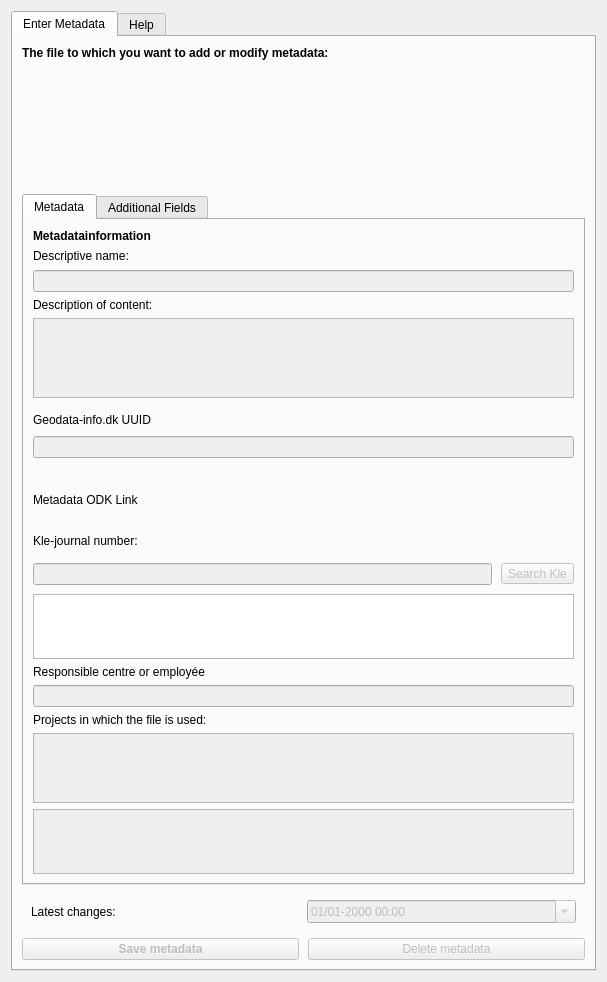
Qt form src/MetadataDbLinker/ui/dialog_metadata.ui (Septima/qgis-metadatafunctionality) before a commit.
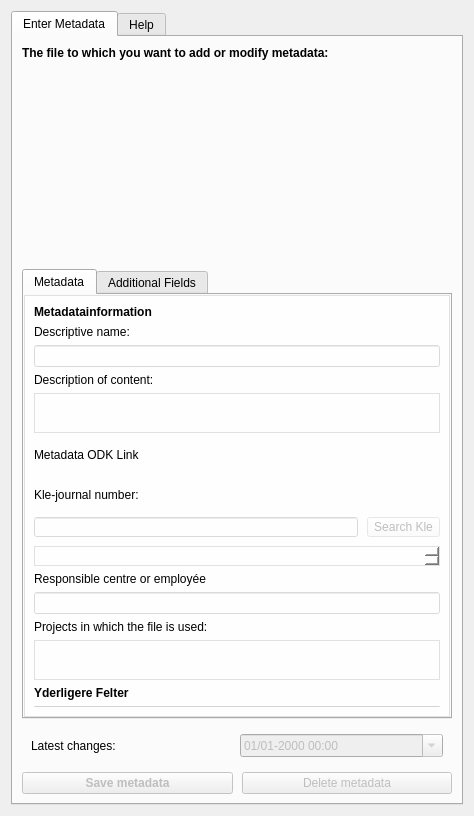
The same form after that commit.

Patch:
```diff
--- a/src/MetadataDbLinker/ui/dialog_metadata.ui
+++ b/src/MetadataDbLinker/ui/dialog_metadata.ui
@@ -9,8 +9,8 @@
    <rect>
     <x>0</x>
     <y>0</y>
-    <width>607</width>
-    <height>980</height>
+    <width>474</width>
+    <height>816</height>
    </rect>
   </property>
   <property name="sizePolicy">
@@ -31,8 +31,8 @@
   <property name="modal">
    <bool>false</bool>
   </property>
-  <layout class="QGridLayout" name="gridLayout_5">
-   <item row="0" column="0">
+  <layout class="QVBoxLayout" name="verticalLayout_3">
+   <item>
     <widget class="QTabWidget" name="help_tab">
      <property name="currentIndex">
       <number>0</number>
@@ -41,9 +41,56 @@
       <attribute name="title">
        <string>Enter Metadata</string>
       </attribute>
-      <layout class="QGridLayout" name="gridLayout_2">
-       <item row="2" column="0">
+      <layout class="QVBoxLayout" name="verticalLayout_11">
+       <item>
+        <widget class="QLabel" name="label">
+         <property name="font">
+          <font>
+           <weight>75</weight>
+           <bold>true</bold>
+          </font>
+         </property>
+         <property name="text">
+          <string>The file to which you want to add or modify metadata:</string>
+         </property>
+        </widget>
+       </item>
+       <item>
+        <widget class="QDockWidget" name="treeDock">
+         <property name="minimumSize">
+          <size>
+           <width>40</width>
+           <height>147</height>
+          </size>
+         </property>
+         <property name="autoFillBackground">
+          <bool>false</bool>
+         </property>
+         <property name="features">
+          <set>QDockWidget::NoDockWidgetFeatures</set>
+         </property>
+        </widget>
+       </item>
+       <item>
         <widget class="QTabWidget" name="tabWidget">
+         <property name="sizePolicy">
+          <sizepolicy hsizetype="Expanding" vsizetype="Maximum">
+           <horstretch>0</horstretch>
+           <verstretch>0</verstretch>
+          </sizepolicy>
+         </property>
+         <property name="minimumSize">
+          <size>
+           <width>0</width>
+           <height>450</height>
+          </size>
+         </property>
+         <property name="maximumSize">
+          <size>
+           <width>16777215</width>
+           <height>470</height>
+          </size>
+         </property>
          <property name="currentIndex">
           <number>0</number>
          </property>
@@ -51,8 +98,156 @@
           <attribute name="title">
            <string>Metadata</string>
           </attribute>
-          <layout class="QGridLayout" name="gridLayout">
-           <item row="7" column="0">
+          <layout class="QGridLayout" name="gridLayout_2">
+           <property name="leftMargin">
+            <number>0</number>
+           </property>
+           <property name="topMargin">
+            <number>0</number>
+           </property>
+           <property name="rightMargin">
+            <number>0</number>
+           </property>
+           <property name="bottomMargin">
+            <number>0</number>
+           </property>
+           <property name="spacing">
+            <number>0</number>
+           </property>
+           <item row="0" column="0">
+            <widget class="QScrollArea" name="scrollArea">
+             <property name="styleSheet">
+              <string notr="true">background-color: rgb(255, 255, 255,0.5);</string>
+             </property>
+             <property name="lineWidth">
+              <number>1</number>
+             </property>
+             <property name="widgetResizable">
+              <bool>true</bool>
+             </property>
+             <widget class="QWidget" name="scrollAreaWidgetContent">
+              <property name="geometry">
+               <rect>
+                <x>0</x>
+                <y>0</y>
+                <width>424</width>
+                <height>422</height>
+               </rect>
+              </property>
+              <property name="minimumSize">
+               <size>
+                <width>0</width>
+                <height>0</height>
+               </size>
+              </property>
+              <property name="maximumSize">
+               <size>
+                <width>16777215</width>
+                <height>16777215</height>
+               </size>
+              </property>
+              <property name="autoFillBackground">
+               <bool>false</bool>
+              </property>
+              <property name="styleSheet">
+               <string notr="true"/>
+              </property>
+              <layout class="QVBoxLayout" name="verticalLayout_4">
+               <item>
+                <layout class="QHBoxLayout" name="horizontalLayout_3">
+                 <item>
+                  <widget class="QLabel" name="label_5">
+                   <property name="maximumSize">
+                    <size>
+                     <width>127</width>
+                     <height>100</height>
+                    </size>
+                   </property>
+                   <property name="font">
+                    <font>
+                     <weight>75</weight>
+                     <bold>true</bold>
+                    </font>
+                   </property>
+                   <property name="text">
+                    <string>Metadatainformation</string>
+                   </property>
+                  </widget>
+                 </item>
+                 <item>
+                  <widget class="QLabel" name="conn_info">
+                   <property name="minimumSize">
+                    <size>
+                     <width>120</width>
+                     <height>0</height>
+                    </size>
+                   </property>
+                   <property name="font">
+                    <font>
+                     <weight>75</weight>
+                     <bold>true</bold>
+                    </font>
+                   </property>
+                   <property name="text">
+                    <string/>
+                   </property>
+                  </widget>
+                 </item>
+                </layout>
+               </item>
+               <item>
+                <widget class="QLabel" name="nameLabel">
+                 <property name="focusPolicy">
+                  <enum>Qt::TabFocus</enum>
+                 </property>
+                 <property name="text">
+                  <string>Descriptive name:</string>
+                 </property>
+                 <property name="buddy">
+                  <cstring>nameEdit</cstring>
+                 </property>
+                </widget>
+               </item>
+               <item>
+                <widget class="QLineEdit" name="nameEdit">
+                 <property name="enabled">
+                  <bool>false</bool>
+                 </property>
+                </widget>
+               </item>
+               <item>
+                <widget class="QLabel" name="descriptionLabel">
+                 <property name="text">
+                  <string>Description of content:</string>
+                 </property>
+                </widget>
+               </item>
+               <item>
+                <widget class="QTextEdit" name="descriptionEdit">
+                 <property name="enabled">
+                  <bool>false</bool>
+                 </property>
+                 <property name="sizePolicy">
+                  <sizepolicy hsizetype="Expanding" vsizetype="Minimum">
+                   <horstretch>0</horstretch>
+                   <verstretch>0</verstretch>
+                  </sizepolicy>
+                 </property>
+                 <property name="minimumSize">
+                  <size>
+                   <width>0</width>
+                   <height>40</height>
+                  </size>
+                 </property>
+                 <property name="maximumSize">
+                  <size>
+                   <width>16777215</width>
+                   <height>65</height>
+                  </size>
+                 </property>
+                </widget>
+               </item>
+               <item>
             <widget class="QWidget" name="widget_7" native="true">
              <layout class="QVBoxLayout" name="verticalLayout_5" stretch="0">
               <property name="spacing">
@@ -80,70 +275,34 @@
              </layout>
             </widget>
            </item>
-           <item row="5" column="0">
-            <widget class="QWidget" name="widget_5" native="true">
-             <layout class="QVBoxLayout" name="verticalLayout_4" stretch="0,0">
-              <property name="spacing">
-               <number>9</number>
-              </property>
-              <property name="leftMargin">
-               <number>0</number>
-              </property>
-              <property name="topMargin">
-               <number>9</number>
-              </property>
-              <property name="rightMargin">
-               <number>0</number>
-              </property>
-              <property name="bottomMargin">
-               <number>0</number>
-              </property>
               <item>
-               <widget class="QLabel" name="geodatainfoLabel">
-                <property name="text">
-                 <string>Geodata-info.dk UUID</string>
-                </property>
-               </widget>
-              </item>
-              <item>
-               <widget class="QWidget" name="widget_6" native="true">
-                <layout class="QHBoxLayout" name="horizontalLayout_4">
-                 <property name="spacing">
-                  <number>9</number>
-                 </property>
-                 <property name="leftMargin">
-                  <number>0</number>
-                 </property>
-                 <property name="topMargin">
-                  <number>0</number>
-                 </property>
-                 <property name="rightMargin">
-                  <number>0</number>
-                 </property>
-                 <property name="bottomMargin">
-                  <number>0</number>
-                 </property>
-                 <item>
-                  <widget class="QLineEdit" name="geodatainfoEdit">
-                   <property name="enabled">
-                    <bool>false</bool>
-                   </property>
+                <widget class="QLabel" name="metadatabaseodk_link">
                    <property name="text">
                     <string/>
                    </property>
-                   <property name="maxLength">
-                    <number>36</number>
+                </widget>
+               </item>
+               <item>
+                <widget class="QLabel" name="kleLabel">
+                 <property name="text">
+                  <string>Kle-journal number:</string>
                    </property>
                   </widget>
                  </item>
-                </layout>
-               </widget>
-              </item>
-             </layout>
-            </widget>
-           </item>
-           <item row="11" column="0">
+               <item>
             <widget class="QWidget" name="widget" native="true">
+                 <property name="sizePolicy">
+                  <sizepolicy hsizetype="Preferred" vsizetype="Preferred">
+                   <horstretch>0</horstretch>
+                   <verstretch>0</verstretch>
+                  </sizepolicy>
+                 </property>
+                 <property name="minimumSize">
+                  <size>
+                   <width>0</width>
+                   <height>58</height>
+                  </size>
+                 </property>
              <layout class="QVBoxLayout" name="verticalLayout" stretch="0,0">
               <property name="spacing">
                <number>9</number>
@@ -223,81 +382,28 @@
              </layout>
             </widget>
            </item>
-           <item row="6" column="0">
-            <widget class="QLabel" name="geodatainfo_link">
+               <item>
+                <widget class="QLabel" name="responsibleLabel">
              <property name="text">
-              <string/>
+                  <string>Responsible centre or employée</string>
              </property>
             </widget>
            </item>
-           <item row="0" column="0">
-            <widget class="QLabel" name="label_5">
-             <property name="font">
-              <font>
-               <weight>75</weight>
-               <bold>true</bold>
-              </font>
-             </property>
-             <property name="text">
-              <string>Metadatainformation</string>
-             </property>
-            </widget>
-           </item>
-           <item row="4" column="0">
-            <widget class="QTextEdit" name="descriptionEdit">
+               <item>
+                <widget class="QLineEdit" name="responsibleEdit">
              <property name="enabled">
               <bool>false</bool>
              </property>
-             <property name="sizePolicy">
-              <sizepolicy hsizetype="Expanding" vsizetype="Minimum">
-               <horstretch>0</horstretch>
-               <verstretch>0</verstretch>
-              </sizepolicy>
-             </property>
-             <property name="maximumSize">
-              <size>
-               <width>16777215</width>
-               <height>80</height>
-              </size>
-             </property>
-            </widget>
-           </item>
-           <item row="2" column="0">
-            <widget class="QLineEdit" name="nameEdit">
-             <property name="enabled">
-              <bool>false</bool>
-             </property>
-            </widget>
-           </item>
-           <item row="10" column="0">
-            <widget class="QLabel" name="kleLabel">
-             <property name="text">
-              <string>Kle-journal number:</string>
-             </property>
-            </widget>
-           </item>
-           <item row="14" column="0">
+                </widget>
+               </item>
+               <item>
             <widget class="QLabel" name="projectLabel">
              <property name="text">
               <string>Projects in which the file is used:</string>
              </property>
             </widget>
            </item>
-           <item row="13" column="0">
-            <widget class="QLineEdit" name="responsibleEdit">
-             <property name="enabled">
-              <bool>false</bool>
-             </property>
-            </widget>
-           </item>
-           <item row="3" column="0">
-            <widget class="QLabel" name="descriptionLabel">
-             <property name="text">
-              <string>Description of content:</string>
-             </property>
-            </widget>
-           </item>
-           <item row="15" column="0">
+               <item>
             <widget class="QTextEdit" name="projectEdit">
              <property name="enabled">
               <bool>false</bool>
@@ -311,12 +417,30 @@
              <property name="maximumSize">
               <size>
                <width>16777215</width>
-               <height>70</height>
+                   <height>40</height>
               </size>
              </property>
             </widget>
            </item>
-           <item row="16" column="0">
+               <item>
+                <widget class="QLabel" name="label_2">
+                 <property name="font">
+                  <font>
+                   <family>MS Shell Dlg 2</family>
+                   <weight>75</weight>
+                   <italic>false</italic>
+                   <bold>true</bold>
+                  </font>
+                 </property>
+                 <property name="text">
+                  <string>Yderligere Felter</string>
+                 </property>
+                </widget>
+               </item>
+               <item>
+                <layout class="QFormLayout" name="additional_form"/>
+               </item>
+               <item>
             <widget class="QTableView" name="tableView">
              <property name="enabled">
               <bool>false</bool>
@@ -324,7 +448,7 @@
              <property name="maximumSize">
               <size>
                <width>16777215</width>
-               <height>65</height>
+                   <height>1</height>
               </size>
              </property>
              <property name="font">
@@ -335,36 +459,16 @@
              <property name="selectionBehavior">
               <enum>QAbstractItemView::SelectRows</enum>
              </property>
+                 <property name="showGrid">
+                  <bool>true</bool>
+                 </property>
              <attribute name="horizontalHeaderStretchLastSection">
               <bool>true</bool>
              </attribute>
             </widget>
            </item>
-           <item row="12" column="0">
-            <widget class="QLabel" name="responsibleLabel">
-             <property name="text">
-              <string>Responsible centre or employée</string>
-             </property>
-            </widget>
-           </item>
-           <item row="1" column="0">
-            <widget class="QLabel" name="nameLabel">
-             <property name="focusPolicy">
-              <enum>Qt::TabFocus</enum>
-             </property>
-             <property name="text">
-              <string>Descriptive name:</string>
-             </property>
-             <property name="buddy">
-              <cstring>nameEdit</cstring>
-             </property>
-            </widget>
-           </item>
-           <item row="9" column="0">
-            <widget class="QLabel" name="metadatabaseodk_link">
-             <property name="text">
-              <string/>
-             </property>
+              </layout>
+             </widget>
             </widget>
            </item>
           </layout>
@@ -381,91 +485,7 @@
          </widget>
         </widget>
        </item>
-       <item row="0" column="0">
-        <widget class="QLabel" name="label">
-         <property name="font">
-          <font>
-           <weight>75</weight>
-           <bold>true</bold>
-          </font>
-         </property>
-         <property name="text">
-          <string>The file to which you want to add or modify metadata:</string>
-         </property>
-        </widget>
-       </item>
-       <item row="1" column="0">
-        <widget class="QDockWidget" name="treeDock">
-         <property name="minimumSize">
-          <size>
-           <width>40</width>
-           <height>120</height>
-          </size>
-         </property>
-         <property name="autoFillBackground">
-          <bool>false</bool>
-         </property>
-         <property name="features">
-          <set>QDockWidget::NoDockWidgetFeatures</set>
-         </property>
-        </widget>
-       </item>
-       <item row="4" column="0">
-        <widget class="QWidget" name="widget_4" native="true">
-         <layout class="QHBoxLayout" name="horizontalLayout_6">
-          <property name="spacing">
-           <number>9</number>
-          </property>
-          <property name="leftMargin">
-           <number>0</number>
-          </property>
-          <property name="topMargin">
-           <number>0</number>
-          </property>
-          <property name="rightMargin">
-           <number>0</number>
-          </property>
-          <property name="bottomMargin">
-           <number>0</number>
-          </property>
           <item>
-           <widget class="QPushButton" name="saveRecordButton">
-            <property name="enabled">
-             <bool>false</bool>
-            </property>
-            <property name="font">
-             <font>
-              <weight>75</weight>
-              <bold>true</bold>
-             </font>
-            </property>
-            <property name="text">
-             <string>Save metadata</string>
-            </property>
-            <property name="default">
-             <bool>true</bool>
-            </property>
-           </widget>
-          </item>
-          <item>
-           <widget class="QPushButton" name="deleteRecordButton">
-            <property name="enabled">
-             <bool>false</bool>
-            </property>
-            <property name="font">
-             <font>
-              <italic>false</italic>
-             </font>
-            </property>
-            <property name="text">
-             <string>Delete metadata</string>
-            </property>
-           </widget>
-          </item>
-         </layout>
-        </widget>
-       </item>
-       <item row="3" column="0">
         <widget class="QWidget" name="widget_3" native="true">
          <layout class="QGridLayout" name="gridLayout_4">
           <item row="0" column="0">
@@ -491,6 +511,61 @@
          </layout>
         </widget>
        </item>
+       <item>
+        <widget class="QWidget" name="widget_4" native="true">
+         <layout class="QHBoxLayout" name="horizontalLayout_6">
+          <property name="spacing">
+           <number>9</number>
+          </property>
+          <property name="leftMargin">
+           <number>0</number>
+          </property>
+          <property name="topMargin">
+           <number>0</number>
+          </property>
+          <property name="rightMargin">
+           <number>0</number>
+          </property>
+          <property name="bottomMargin">
+           <number>0</number>
+          </property>
+          <item>
+           <widget class="QPushButton" name="saveRecordButton">
+            <property name="enabled">
+             <bool>false</bool>
+            </property>
+            <property name="font">
+             <font>
+              <weight>75</weight>
+              <bold>true</bold>
+             </font>
+            </property>
+            <property name="text">
+             <string>Save metadata</string>
+            </property>
+            <property name="default">
+             <bool>true</bool>
+            </property>
+           </widget>
+          </item>
+          <item>
+           <widget class="QPushButton" name="deleteRecordButton">
+            <property name="enabled">
+             <bool>false</bool>
+            </property>
+            <property name="font">
+             <font>
+              <italic>false</italic>
+             </font>
+            </property>
+            <property name="text">
+             <string>Delete metadata</string>
+            </property>
+           </widget>
+          </item>
+         </layout>
+        </widget>
+       </item>
       </layout>
      </widget>
      <widget class="QWidget" name="tab_2">
```
Left out of the diff: 6 changed lines with no effect on the pictures. Lines whose indentation alone changed are shown as unchanged.
